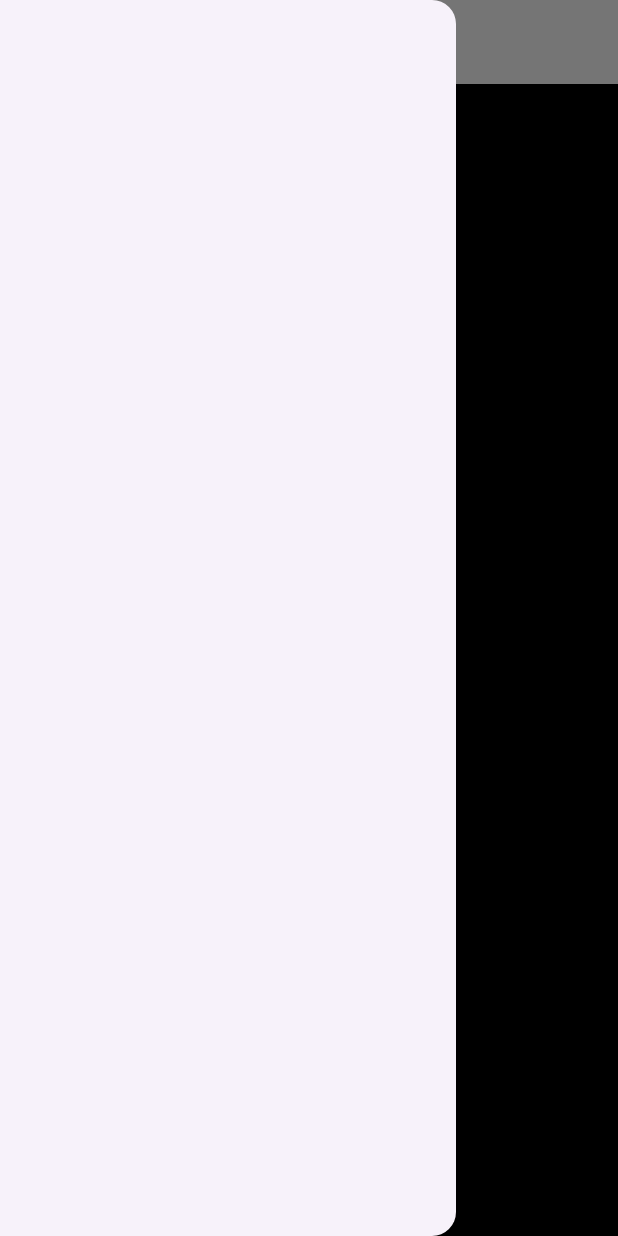
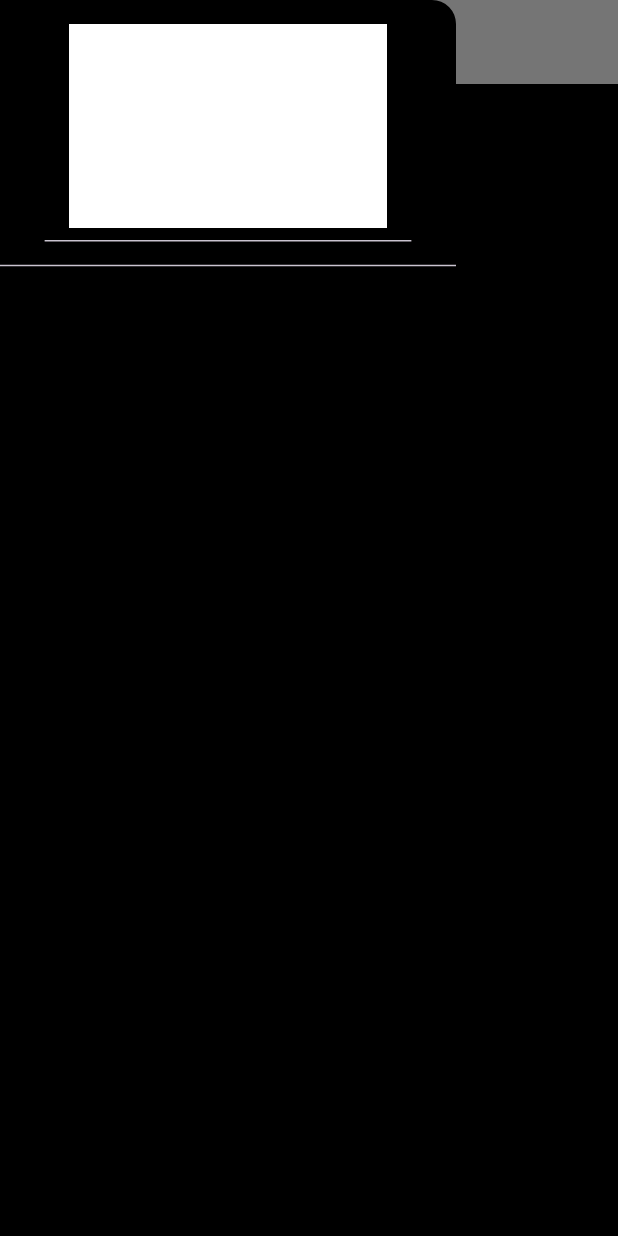
Before and after one commit to shreywhatt/ECOMMERCE-APP, a Flutter app: the Homepage screen opened directly, item 2 of the bottom bar chosen, with the side drawer open, on a phone screen of 412 x 824 dp. Run offline on Flutter 3.47's test engine with Material 3 defaults, Android fonts, the phone set to English and light mode, and no system bars; drawn by our look-alikes of google_nav_bar; statements that could not run were skipped.

```diff
--- a/lib/pages/HomePage.dart
+++ b/lib/pages/HomePage.dart
@@ -57,7 +57,19 @@ class _HomepageState extends State<Homepage> {
           }
         ),
       ),
-      drawer: Drawer(),
+      drawer: Drawer(
+        backgroundColor: Colors.black,
+        child: Column(
+          children: [
+            // logo
+            DrawerHeader(child: Image.asset('lib/images/5.png', color: Colors.white,),
+            ),
+            Divider(color: Colors.
+
+            //other pages
+          ],
+        ),
+      ),
 
       body: pages[
         selectedIndex
```
Also changed, not shown: lib/images/5.png.
